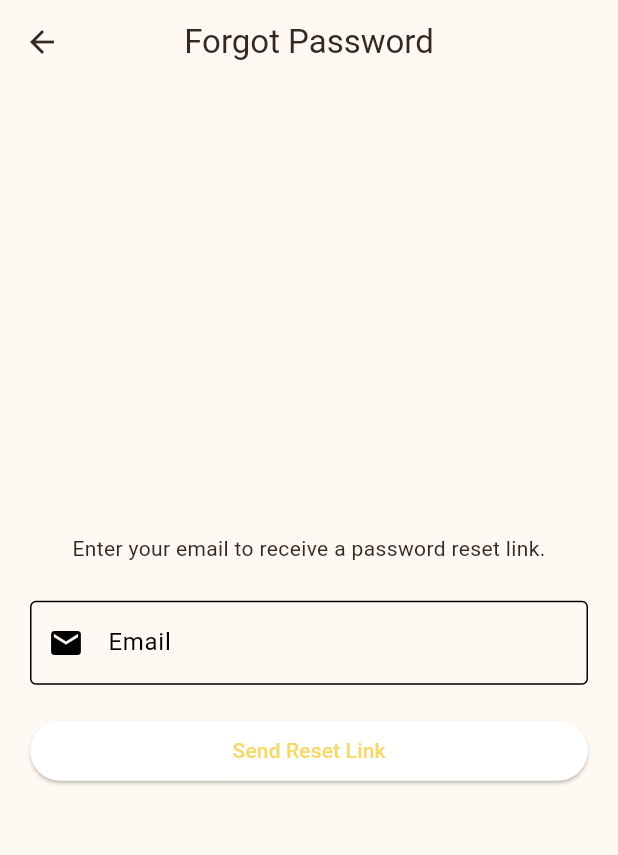
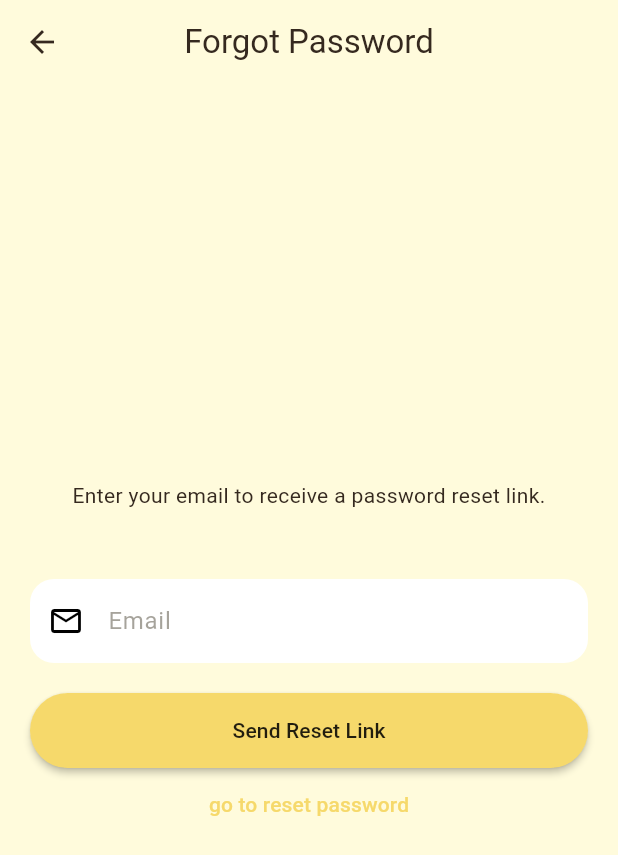
Before and after one commit to ranawael15/pickMe, a Flutter app: the screen it shows after launch, after a tap on "Forgot Password?", on a phone screen of 412 x 824 dp. Shown: the top 855 px of the screen. Run offline on Flutter 3.47's test engine with Material 3 defaults, Android fonts, the phone set to English and light mode, and no system bars; our stand-ins replace bloc, flutter_bloc, flutter_screenutil, shared_preferences, supabase_flutter; accounts and stored records are empty.

Commit message:
finished editing error message

```diff
--- a/lib/features/admin/home_admin.dart
+++ b/lib/features/admin/home_admin.dart
@@ -1,4 +1,5 @@
 import 'package:flutter/material.dart';
+import 'package:pick_me/core/utils/auth_dialog.dart';
 import 'package:pick_me/features/auth/logic/services/auth_service.dart';
 
 class HomeAdmin extends StatefulWidget {
@@ -28,9 +29,7 @@ class _HomeAdminState extends State<HomeAdmin> {
     } catch (e) {
       if (!mounted) return;
 
-      ScaffoldMessenger.of(context).showSnackBar(
-        SnackBar(content: Text('Logout failed: $e')),
-      );
+      showAuthDialog(context, message: 'Logout failed: $e');
     }
   }
 
--- a/lib/features/auth/logic/services/auth_service.dart
+++ b/lib/features/auth/logic/services/auth_service.dart
@@ -129,6 +129,7 @@ class AuthService {
   }) async {
     await supabase.auth.resetPasswordForEmail(
       email.trim(),
+      redirectTo: 'pickmeapp://reset-password',
     );
   }
 
@@ -139,4 +140,7 @@ class AuthService {
       UserAttributes(password: newPassword),
     );
   }
+
+
+
 }
--- a/lib/features/auth/presentation/screens/forget_password.dart
+++ b/lib/features/auth/presentation/screens/forget_password.dart
@@ -1,6 +1,9 @@
 
 import 'package:flutter/material.dart';
+import 'package:pick_me/core/theme/app_colors.dart';
+import 'package:pick_me/core/utils/auth_dialog.dart';
 import 'package:pick_me/features/auth/logic/services/auth_service.dart';
+import 'package:pick_me/features/auth/presentation/widgets/input_field_widget.dart';
 
 class ForgotPasswordScreen extends StatefulWidget {
   const ForgotPasswordScreen({super.key});
@@ -20,11 +23,8 @@ class _ForgotPasswordScreenState
 
   Future<void> sendResetEmail() async {
     if (emailController.text.trim().isEmpty) {
-      ScaffoldMessenger.of(context).showSnackBar(
-        const SnackBar(
-          content: Text('Please enter your email'),
-        ),
-      );
+
+       showAuthDialog(context, message:"Please enter your email");
       return;
     }
 
@@ -39,20 +39,12 @@ class _ForgotPasswordScreenState
 
       if (!mounted) return;
 
-      ScaffoldMessenger.of(context).showSnackBar(
-        const SnackBar(
-          content: Text(
-            'If the account exists, a reset email will be sent.',
-          ),
-        ),
-      );
+    showAuthDialog(context, message: "If the account exists, a reset email will be sent.");
 
     } catch (e) {
       if (!mounted) return;
 
-      ScaffoldMessenger.of(context).showSnackBar(
-        SnackBar(content: Text(e.toString())),
-      );
+     showAuthDialog(context, message: e.toString());
 
     } finally {
       if (mounted) {
@@ -72,7 +64,10 @@ class _ForgotPasswordScreenState
   @override
   Widget build(BuildContext context) {
     return Scaffold(
+      backgroundColor: AppColors.primaryPale,
+
       appBar: AppBar(
+        backgroundColor: AppColors.primaryPale,
         title: const Text('Forgot Password'),
       ),
       body: Padding(
@@ -87,27 +82,49 @@ class _ForgotPasswordScreenState
 
             const SizedBox(height: 25),
 
-            TextField(
-              controller: emailController,
-              keyboardType: TextInputType.emailAddress,
-              decoration: const InputDecoration(
-                hintText: 'Email',
-                prefixIcon: Icon(Icons.email),
-                border: OutlineInputBorder(),
-              ),
+            InputFieldWidget(
+                text: "",
+                prefixIcon: Icons.email_outlined,
+                hintText: "Email",
+                controller: emailController,
+
             ),
+
+
 
             const SizedBox(height: 20),
 
             SizedBox(
               width: double.infinity,
-              child: ElevatedButton(
+              child: MaterialButton(
+                color: AppColors.primary,
+
+                shape: RoundedRectangleBorder(
+                  borderRadius: BorderRadius.circular(30),
+                ),
+
                 onPressed: isLoading ? null : sendResetEmail,
-                child: isLoading
-                    ? const CircularProgressIndicator()
-                    : const Text('Send Reset Link'),
+
+                child: Padding(
+                  padding: const EdgeInsets.all(15.0),
+
+                  child: isLoading
+                      ? const CircularProgressIndicator()
+                      : const Text('Send Reset Link')
+                ),
               ),
             ),
+
+            TextButton(
+              onPressed: () {
+                Navigator.pushNamed(
+                  context,
+                  '/reset-password',
+                );
+              },
+              child: const Text('go to reset password'),
+            ),
+
           ],
         ),
       ),
--- a/lib/features/auth/presentation/screens/login_screen.dart
+++ b/lib/features/auth/presentation/screens/login_screen.dart
@@ -1,5 +1,6 @@
 import 'package:flutter/material.dart';
 import 'package:pick_me/core/theme/app_colors.dart';
+import 'package:pick_me/core/utils/auth_dialog.dart';
 
 import 'package:pick_me/features/auth/logic/services/auth_service.dart';
 import 'package:pick_me/features/auth/presentation/screens/register_Screen.dart';
@@ -72,9 +73,7 @@ class _LoginScreenState extends State<LoginScreen> {
       );
 
     } catch (e) {
-      ScaffoldMessenger.of(context).showSnackBar(
-        SnackBar(content: Text(e.toString())),
-      );
+     showAuthDialog(context, message: e.toString());
     } finally {
       if (mounted) {
         setState(() {
--- a/lib/features/auth/presentation/screens/splash_screen.dart
+++ b/lib/features/auth/presentation/screens/splash_screen.dart
@@ -1,5 +1,8 @@
+
 import 'package:flutter/material.dart';
+import 'package:pick_me/core/theme/app_colors.dart';
 import 'package:supabase_flutter/supabase_flutter.dart';
+
 import 'package:pick_me/features/auth/logic/services/auth_service.dart';
 
 class SplashScreen extends StatefulWidget {
@@ -10,7 +13,6 @@ class SplashScreen extends StatefulWidget {
 }
 
 class _SplashScreenState extends State<SplashScreen> {
-
   final authService = AuthService();
 
   @override
@@ -21,6 +23,48 @@ class _SplashScreenState extends State<SplashScreen> {
 
   Future<void> checkUser() async {
     try {
+      // Give Supabase a moment to process an incoming recovery link.
+      await Future.delayed(const Duration(milliseconds: 500));
+
+      if (!mounted) return;
+
+      final supabase = Supabase.instance.client;
+
+      // If a recovery session exists, do not sign out.
+      // The auth listener in main.dart will navigate to ResetPasswordScreen.
+      if (supabase.auth.currentSession != null &&
+          supabase.auth.currentUser != null) {
+        final user = supabase.auth.currentUser!;
+
+        final name = user.userMetadata?['full_name']?.toString();
+
+        final userName = (name == null || name.trim().isEmpty)
+            ? (user.email ?? '').split('@').first
+            : name;
+
+        final isAdmin =
+        (user.email ?? '').toLowerCase().contains('@admin');
+
+        // The main.dart listener handles passwordRecovery navigation.
+        // This check alone cannot distinguish recovery from normal login.
+        final isRemembered = await authService.checkRememberMe();
+
+        if (!mounted) return;
+
+        if (!isRemembered) {
+          Navigator.pushReplacementNamed(context, '/login');
+          return;
+        }
+
+        Navigator.pushReplacementNamed(
+          context,
+          isAdmin ? '/admin' : '/home',
+          arguments: userName,
+        );
+
+        return;
+      }
+
       final isLoggedIn = await authService.checkRememberMe();
 
       if (!mounted) return;
@@ -30,7 +74,7 @@ class _SplashScreenState extends State<SplashScreen> {
         return;
       }
 
-      final user = Supabase.instance.client.auth.currentUser;
+      final user = supabase.auth.currentUser;
 
       if (user == null) {
         Navigator.pushReplacementNamed(context, '/login');
@@ -51,8 +95,9 @@ class _SplashScreenState extends State<SplashScreen> {
         isAdmin ? '/admin' : '/home',
         arguments: userName,
       );
+    } catch (e) {
+      debugPrint('Splash error: $e');
 
-    } catch (e) {
       if (!mounted) return;
 
       Navigator.pushReplacementNamed(context, '/login');
@@ -61,18 +106,11 @@ class _SplashScreenState extends State<SplashScreen> {
 
   @override
   Widget build(BuildContext context) {
-    return  Scaffold(
-      body: Column(
-        crossAxisAlignment: CrossAxisAlignment.center,
-        mainAxisAlignment: MainAxisAlignment.center,
-        children: [
-          Row(
-            mainAxisAlignment: MainAxisAlignment.center,
-            children: [
-              Image.asset("assets/images/pickme_logo.png"),
-            ],
-          )
-        ],
+    return Scaffold(
+      backgroundColor: AppColors.primaryPale,
+
+      body: Center(
+        child: Image.asset('assets/images/pickme_logo.png'),
       ),
     );
   }
--- a/lib/features/home/presentation/screens/home_screen.dart
+++ b/lib/features/home/presentation/screens/home_screen.dart
@@ -1,4 +1,5 @@
 import 'package:flutter/material.dart';
+import 'package:pick_me/core/utils/auth_dialog.dart';
 import 'package:pick_me/features/auth/logic/services/auth_service.dart';
 
 class HomeScreen extends StatefulWidget {
@@ -28,9 +29,7 @@ class _HomeScreenState extends State<HomeScreen> {
     } catch (e) {
       if (!mounted) return;
 
-      ScaffoldMessenger.of(context).showSnackBar(
-        SnackBar(content: Text('Logout failed: $e')),
-      );
+      showAuthDialog(context, message: 'Logout failed: $e');
     }
   }
 
--- a/lib/pick_me_app.dart
+++ b/lib/pick_me_app.dart
@@ -1,20 +1,69 @@
+
+import 'dart:async';
+
 import 'package:flutter/material.dart';
 import 'package:flutter_bloc/flutter_bloc.dart';
 import 'package:flutter_localizations/flutter_localizations.dart';
+import 'package:flutter_screenutil/flutter_screenutil.dart';
+import 'package:supabase_flutter/supabase_flutter.dart';
+
 import 'package:pick_me/features/admin/home_admin.dart';
+import 'package:pick_me/features/auth/logic/cubit/auth_cubit.dart' hide AuthState;
 import 'package:pick_me/features/auth/presentation/screens/forget_password.dart';
 import 'package:pick_me/features/auth/presentation/screens/login_screen.dart';
 import 'package:pick_me/features/auth/presentation/screens/register_Screen.dart';
+import 'package:pick_me/features/auth/presentation/screens/reset_password_screen.dart';
 import 'package:pick_me/features/auth/presentation/screens/splash_screen.dart';
 import 'package:pick_me/features/home/presentation/screens/home_screen.dart';
+
 import 'package:pick_me/core/theme/app_theme.dart';
 import 'package:pick_me/core/theme/cubit/theme_cubit.dart';
 import 'package:pick_me/core/theme/cubit/theme_state.dart';
+
 import 'generated/l10n/app_localizations.dart';
-import 'package:flutter_screenutil/flutter_screenutil.dart';
 
-class PickMeApp extends StatelessWidget {
+final GlobalKey<NavigatorState> navigatorKey =
+GlobalKey<NavigatorState>();
+
+class PickMeApp extends StatefulWidget {
   const PickMeApp({super.key});
+
+  @override
+  State<PickMeApp> createState() => _PickMeAppState();
+}
+
+class _PickMeAppState extends State<PickMeApp> {
+  StreamSubscription<AuthState>? authSubscription;
+
+  @override
+  void initState() {
+    super.initState();
+
+    authSubscription =
+        Supabase.instance.client.auth.onAuthStateChange.listen(
+              (data) {
+            debugPrint('Auth Event: ${data.event}');
+
+            if (data.event == AuthChangeEvent.passwordRecovery) {
+              WidgetsBinding.instance.addPostFrameCallback((_) {
+                navigatorKey.currentState?.pushNamedAndRemoveUntil(
+                  '/reset-password',
+                      (route) => false,
+                );
+              });
+            }
+          },
+          onError: (error, stackTrace) {
+            debugPrint('Auth state error: $error');
+          },
+        );
+  }
+
+  @override
+  void dispose() {
+    authSubscription?.cancel();
+    super.dispose();
+  }
 
   @override
   Widget build(BuildContext context) {
@@ -26,35 +75,17 @@ class PickMeApp extends StatelessWidget {
       child: BlocBuilder<ThemeCubit, ThemeState>(
         builder: (context, state) {
           return MaterialApp(
-            routes: {
-              '/login': (context) => LoginScreen(),
-              '/register': (context) => RegisterScreen(),
-
-              '/home': (context) {
-                final userName =
-                    ModalRoute.of(context)!.settings.arguments as String? ?? 'User';
-
-                return HomeScreen(userName: userName,);
-              },
-
-              '/admin': (context) {
-                final userName =
-                    ModalRoute.of(context)!.settings.arguments as String? ?? 'Admin';
-
-                return HomeAdmin(userName: userName);
-              },
-
-              '/forgot-password': (context) =>
-              const ForgotPasswordScreen(),
-            },
-
+            navigatorKey: navigatorKey,
             debugShowCheckedModeBanner: false,
 
             theme: AppTheme.lightTheme,
             darkTheme: AppTheme.darkTheme,
             themeMode: state.themeMode,
 
-            supportedLocales: const [Locale('en'), Locale('ar')],
+            supportedLocales: const [
+              Locale('en'),
+              Locale('ar'),
+            ],
 
             localizationsDelegates: const [
               AppLocalizations.delegate,
@@ -63,6 +94,34 @@ class PickMeApp extends StatelessWidget {
               GlobalCupertinoLocalizations.delegate,
             ],
 
+            routes: {
+              '/login': (context) => LoginScreen(),
+
+              '/register': (context) => RegisterScreen(),
+
+              '/home': (context) {
+                final userName =
+                    ModalRoute.of(context)!.settings.arguments as String? ??
+                        'User';
+
+                return HomeScreen(userName: userName);
+              },
+
+              '/admin': (context) {
+                final userName =
+                    ModalRoute.of(context)!.settings.arguments as String? ??
+                        'Admin';
+
+                return HomeAdmin(userName: userName);
+              },
+
+              '/forgot-password': (context) =>
+              const ForgotPasswordScreen(),
+
+              '/reset-password': (context) =>
+              const ResetPasswordScreen(),
+            },
+
             home: SplashScreen(),
           );
         },
```
Also changed, not shown: lib/core/utils/auth_dialog.dart (added, +22 -0 lines), lib/features/auth/presentation/screens/register_Screen.dart (+11 -12 lines), lib/features/auth/presentation/screens/reset_password_screen.dart (added, +203 -0 lines), 1 other file.
